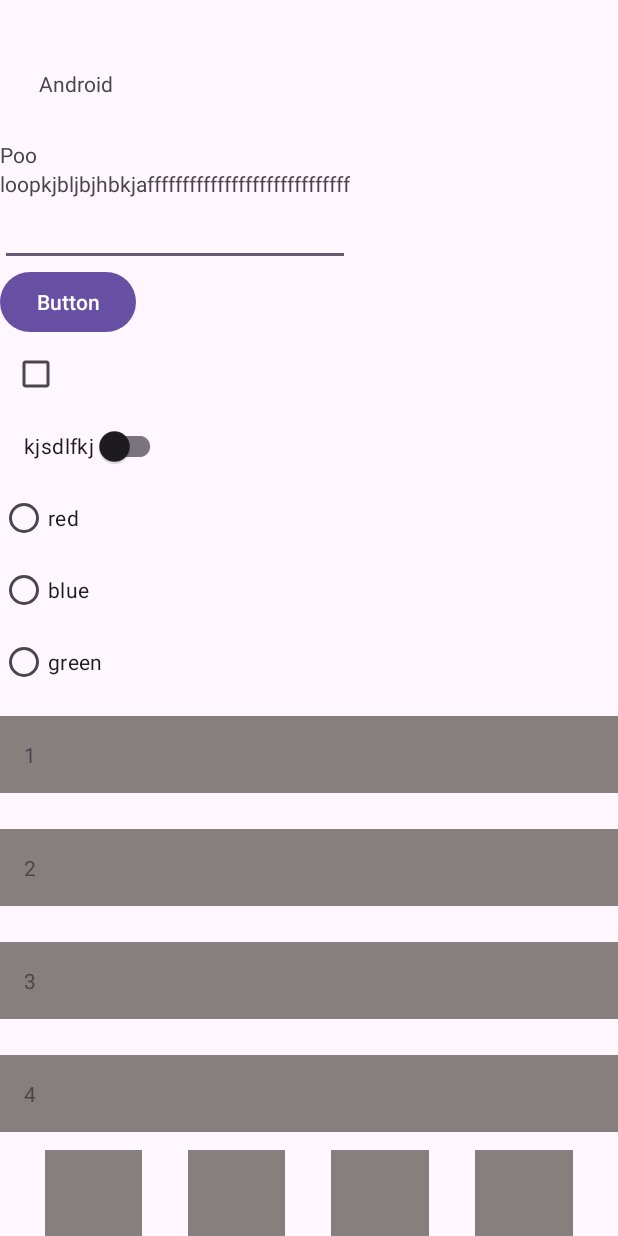
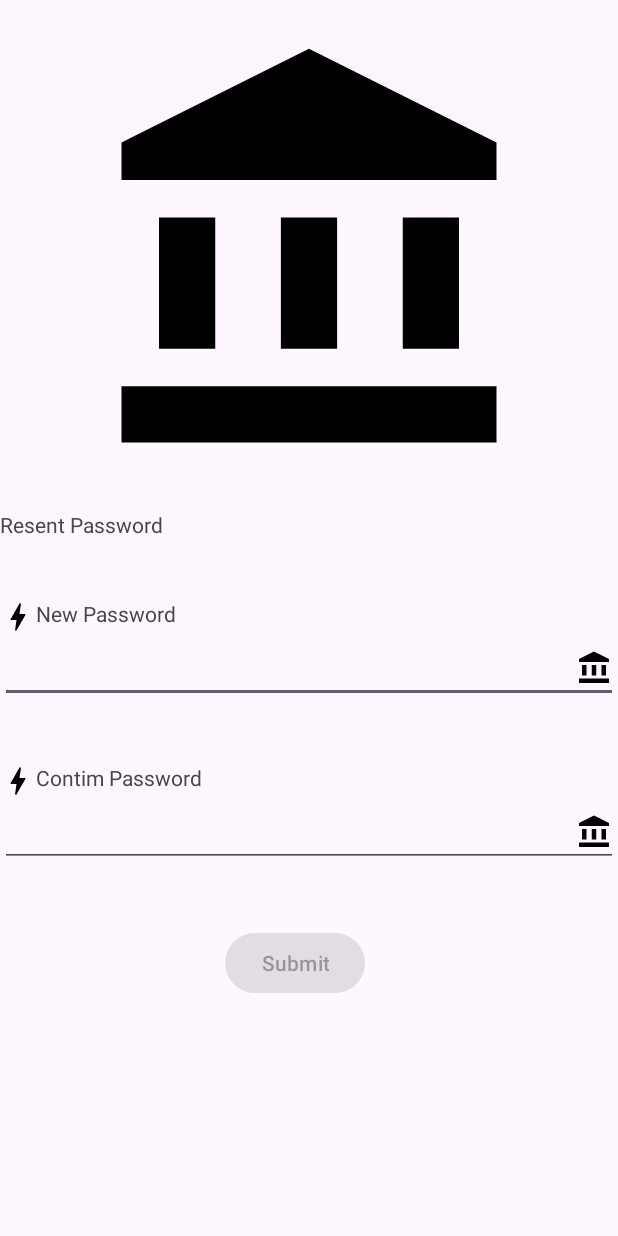
Before and after one commit to DamirIsRegularGuy/Humo1TAAAPScreen, an Android app: the screen it shows after launch (MainActivity), on a phone screen of 412 x 824 dp. Run offline under Robolectric (Android 15) with nearby library versions, the phone set to English and light mode, and no system bars.

Commit message:
password

```diff
--- a/app/src/main/AndroidManifest.xml
+++ b/app/src/main/AndroidManifest.xml
@@ -13,6 +13,9 @@
         android:theme="@style/Theme.Humo1"
         tools:targetApi="31">
         <activity
+            android:name="second.MainActivity2"
+            android:exported="false" />
+        <activity
             android:name=".MainActivity"
             android:exported="true">
             <intent-filter>
--- a/app/src/main/java/com/example/humo1/MainActivity.kt
+++ b/app/src/main/java/com/example/humo1/MainActivity.kt
@@ -1,6 +1,9 @@
 package com.example.humo1
 
+import android.content.Intent
 import android.os.Bundle
+import android.text.Editable
+import android.text.TextWatcher
 import android.util.Log
 import android.widget.Button
 import android.widget.CheckBox
@@ -13,11 +16,14 @@ import androidx.appcompat.app.AppCompatActivity
 import androidx.core.widget.doAfterTextChanged
 import com.google.android.material.snackbar.Snackbar
 import com.google.android.material.switchmaterial.SwitchMaterial
+import second.MainActivity2
 
 class MainActivity : AppCompatActivity() {
     private var editTextView: EditText? = null
+    private var editTextView1: EditText? = null
     private var textView: TextView? = null
     private var button: Button? = null
+    private var button1: Button? = null
     private var checkBox: CheckBox? = null
     private var switcher: SwitchMaterial? = null
     private var radbutton: RadioButton? = null
@@ -25,11 +31,12 @@ class MainActivity : AppCompatActivity() {
 
     override fun onCreate(savedInstanceState: Bundle?) {
         super.onCreate(savedInstanceState)
-        setContentView(R.layout.vie3)
-
+        setContentView(R.layout.activity_main)
+        /*
         editTextView = findViewById<EditText>(R.id.text_edit)
         textView = findViewById<TextView>(R.id.text_view)
         button = findViewById<Button>(R.id.first_button)
+        button1 = findViewById<Button>(R.id.second_button)
         checkBox = findViewById<CheckBox>(R.id.checkbox)
         switcher = findViewById<SwitchMaterial>(R.id.switch_mat)
         colorgroup = findViewById<RadioGroup>(R.id.color)
@@ -84,6 +91,57 @@ class MainActivity : AppCompatActivity() {
             }
         }
 
+      */
+
+        val button1 = findViewById<Button>(R.id.second_button)
+        val editTextView = findViewById<EditText>(R.id.edit_tex)
+        val editTextView1 = findViewById<EditText>(R.id.edit_text)
+
+        button1.isEnabled = false
+
+        fun updateButtonState() {
+            val text1 = editTextView.text?.toString()?.trim()
+            val text2 = editTextView1.text?.toString()?.trim()
+
+            button1.isEnabled = !text1.isNullOrEmpty() && !text2.isNullOrEmpty() && text1 == text2
+
+        }
+
+        editTextView.addTextChangedListener(object : TextWatcher {
+            override fun beforeTextChanged(s: CharSequence?, start: Int, count: Int, after: Int) {
+            }
+
+            override fun onTextChanged(s: CharSequence?, start: Int, before: Int, count: Int) {
+            }
+
+            override fun afterTextChanged(s: Editable?) {
+                updateButtonState()
+            }
+
+        })
+
+        editTextView1.addTextChangedListener(object : TextWatcher {
+            override fun beforeTextChanged(s: CharSequence?, start: Int, count: Int, after: Int) {
+            }
+
+            override fun onTextChanged(s: CharSequence?, start: Int, before: Int, count: Int) {
+            }
+
+            override fun afterTextChanged(s: Editable?) {
+                updateButtonState()
+            }
+
+        })
+
+        button1?.setOnClickListener {
+            val intent = Intent(this, MainActivity2::class.java)
+            startActivity(intent)
+        }
+
+
+
+
+
 
     }
 }
--- /dev/null
+++ b/app/src/main/java/second/second.java
@@ -0,0 +1,4 @@
+package second;
+
+public class second {
+}
--- /dev/null
+++ b/app/src/main/res/drawable/first_image.xml
@@ -0,0 +1,13 @@
+<vector xmlns:android="http://schemas.android.com/apk/res/android" android:height="24dp" android:tint="#000000" android:viewportHeight="24" android:viewportWidth="24" android:width="24dp">
+
+    <path android:fillColor="@android:color/white" android:pathData="M4,10h3v7h-3z"/>
+
+    <path android:fillColor="@android:color/white" android:pathData="M10.5,10h3v7h-3z"/>
+
+    <path android:fillColor="@android:color/white" android:pathData="M2,19h20v3h-20z"/>
+
+    <path android:fillColor="@android:color/white" android:pathData="M17,10h3v7h-3z"/>
+
+    <path android:fillColor="@android:color/white" android:pathData="M12,1l-10,5l0,2l20,0l0,-2z"/>
+
+</vector>
--- /dev/null
+++ b/app/src/main/res/drawable/second_image.xml
@@ -0,0 +1,5 @@
+<vector xmlns:android="http://schemas.android.com/apk/res/android" android:height="24dp" android:tint="#000000" android:viewportHeight="24" android:viewportWidth="24" android:width="24dp">
+
+    <path android:fillColor="@android:color/white" android:pathData="M11,21h-1l1,-7H7.5c-0.58,0 -0.57,-0.32 -0.38,-0.66 0.19,-0.34 0.05,-0.08 0.07,-0.12C8.48,10.94 10.42,7.54 13,3h1l-1,7h3.5c0.49,0 0.56,0.33 0.47,0.51l-0.07,0.15C12.96,17.55 11,21 11,21z"/>
+
+</vector>
--- /dev/null
+++ b/app/src/main/res/drawable/therd_image.xml
@@ -0,0 +1,5 @@
+<vector xmlns:android="http://schemas.android.com/apk/res/android" android:height="24dp" android:tint="#000000" android:viewportHeight="24" android:viewportWidth="24" android:width="24dp">
+
+    <path android:fillColor="@android:color/white" android:pathData="M19,3L5,3c-1.1,0 -2,0.9 -2,2v14c0,1.1 0.9,2 2,2h14c1.1,0 2,-0.9 2,-2L21,5c0,-1.1 -0.9,-2 -2,-2zM10,12.5L8,12.5v1h3L11,15L6.5,15v-2.5c0,-0.55 0.45,-1 1,-1h2v-1h-3L6.5,9L10,9c0.55,0 1,0.45 1,1v1.5c0,0.55 -0.45,1 -1,1zM18,15h-1.75l-1.75,-2.25L14.5,15L13,15L13,9h1.5v2.25L16.25,9L18,9l-2.25,3L18,15z"/>
+
+</vector>
--- a/app/src/main/res/layout/activity_main.xml
+++ b/app/src/main/res/layout/activity_main.xml
@@ -1,19 +1,64 @@
 <?xml version="1.0" encoding="utf-8"?>
-<androidx.constraintlayout.widget.ConstraintLayout xmlns:android="http://schemas.android.com/apk/res/android"
-    xmlns:app="http://schemas.android.com/apk/res-auto"
-    xmlns:tools="http://schemas.android.com/tools"
-    android:id="@+id/main"
+<ScrollView
+    xmlns:android="http://schemas.android.com/apk/res/android"
     android:layout_width="match_parent"
     android:layout_height="match_parent"
-    tools:context=".MainActivity">
+    android:scrollbars="vertical">
+
+    <LinearLayout
+        android:layout_width="match_parent"
+        android:layout_height="match_parent"
+        android:orientation="vertical">
+
+    <ImageView
+        android:layout_width="match_parent"
+        android:layout_height="300dp"
+        android:src="@drawable/first_image"
+        android:layout_margin="20dp"/>
 
     <TextView
+        android:layout_width="match_parent"
+        android:layout_height="wrap_content"
+        android:text="Resent Password"/>
+
+    <TextView
+        android:layout_width="match_parent"
+        android:layout_height="wrap_content"
+        android:drawableStart="@drawable/second_image"
+        android:layout_marginTop="40dp"
+        android:text="New Password"/>
+
+    <EditText
+        android:inputType="numberPassword"
+        android:id="@+id/edit_text"
+        android:drawableEnd="@drawable/first_image"
+        android:layout_width="match_parent"
+        android:layout_height="wrap_content"
+        />
+
+    <TextView
+        android:layout_width="match_parent"
+        android:layout_height="wrap_content"
+        android:drawableStart="@drawable/second_image"
+        android:layout_marginTop="40dp"
+        android:text="Contim Password"/>
+
+    <EditText
+        android:inputType="numberPassword"
+        android:id="@+id/edit_tex"
+        android:drawableEnd="@drawable/first_image"
+        android:layout_width="match_parent"
+        android:layout_height="wrap_content"
+        />
+
+    <Button
+        android:id="@+id/second_button"
         android:layout_width="wrap_content"
         android:layout_height="wrap_content"
-        android:text="Hello World!"
-        app:layout_constraintBottom_toBottomOf="parent"
-        app:layout_constraintEnd_toEndOf="parent"
-        app:layout_constraintStart_toStartOf="parent"
-        app:layout_constraintTop_toTopOf="parent" />
+        android:layout_marginStart="150dp"
+        android:layout_marginTop="40dp"
+        android:text="Submit"/>
 
-</androidx.constraintlayout.widget.ConstraintLayout>
+
+    </LinearLayout>
+</ScrollView>
--- a/app/src/main/res/values/colors.xml
+++ b/app/src/main/res/values/colors.xml
@@ -2,6 +2,5 @@
 <resources>
     <color name="black">#FF000000</color>
     <color name="white">#FFFFFFFF</color>
-    <color name="seriy">#877E7E</color>
     <color name="seriy">#00FF54</color>
 </resources>
```
Also changed, not shown: app/src/main/java/second/MainActivity2.kt (added, +16 -0 lines), app/src/main/res/layout-land/activity_main2.xml (added, +10 -0 lines), app/src/main/res/layout/activity_main2.xml (added, +10 -0 lines), app/src/main/res/layout/layout_second.xml (added, +29 -0 lines), app/src/main/res/layout/vie3.xml (+7 -1 lines).
